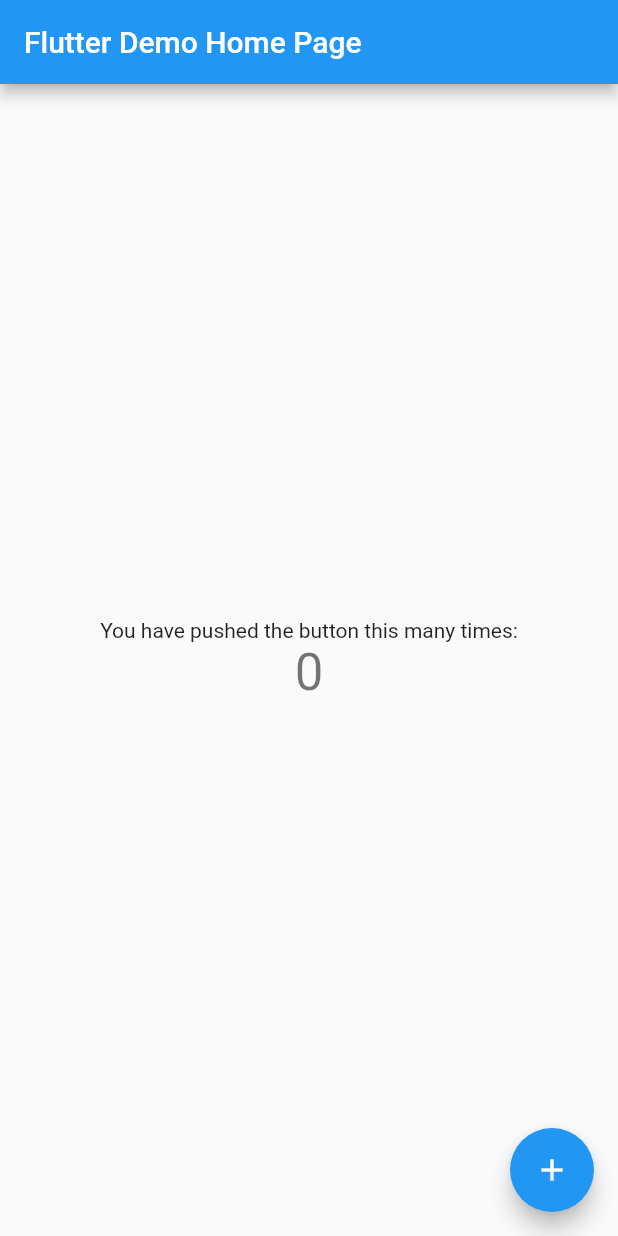
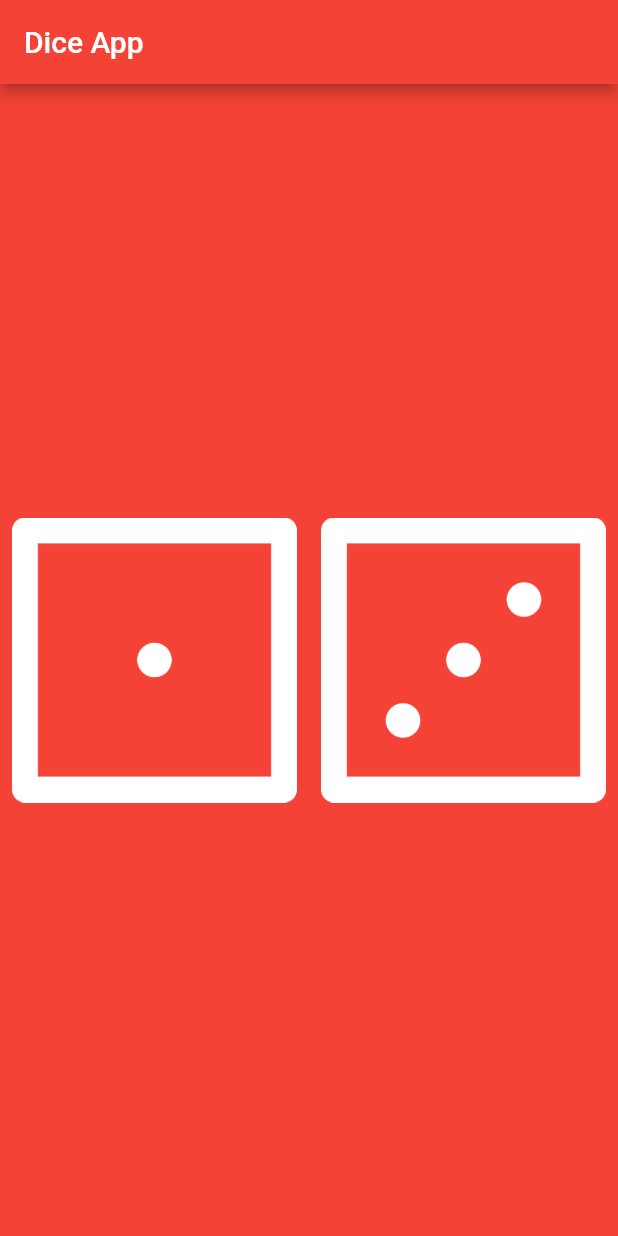
Before and after one commit to ProjectsbyJulio/DIce-app, a Flutter app: the screen it shows after launch, on a phone screen of 412 x 824 dp. Run offline on Flutter 3.47's test engine with Material 2 defaults, Android fonts, the phone set to English and light mode, and no system bars.

Commit message:
:hammer: now a random number is generated when you click any dice

```diff
--- a/lib/main.dart
+++ b/lib/main.dart
@@ -1,66 +1,57 @@
 import 'package:flutter/material.dart';
+import 'dart:math';
 
 void main() {
-  runApp(MyApp());
+  return runApp(
+    MaterialApp(
+      home: Scaffold(
+        backgroundColor: Colors.red,
+        appBar: AppBar(
+          title: Text('Dice App'),
+          backgroundColor: Colors.red,
+        ),
+        body: DicePage(),
+      ),
+    ),
+  );
 }
 
-class MyApp extends StatelessWidget {
-  // This widget is the root of your application.
+class DicePage extends StatefulWidget {
+  @override
+  _DicePageState createState() => _DicePageState();
+}
+
+class _DicePageState extends State<DicePage> {
+  final _random = new Random();
+  int min = 1;
+  int max = 7;
+
+  int dice1 = 1, dice2 = 3;
+
   @override
   Widget build(BuildContext context) {
-    return MaterialApp(
-      title: 'Flutter Demo',
-      theme: ThemeData(
-        primarySwatch: Colors.blue,
+    return Center(
+      child: Row(
+        children: <Widget>[
+          Expanded(
+              child: TextButton(
+                  onPressed: () {
+                    setState(() {
+                      dice1 = min + _random.nextInt(max - min);
+                    });
+                  },
+                  child: Image.asset('assets/img/dice$dice1.png'))),
+          Expanded(
+            child: TextButton(
+                onPressed: () {
+                  setState(() {
+                    dice2 = min + _random.nextInt(max - min);
+                  });
+                },
+                child: Image.asset('assets/img/dice$dice2.png')),
+          ),
+        ],
       ),
-      home: MyHomePage(title: 'Flutter Demo Home Page'),
     );
   }
 }
-
-class MyHomePage extends StatefulWidget {
-  MyHomePage({Key key, this.title}) : super(key: key);
-
-  final String title;
-
-  @override
-  _MyHomePageState createState() => _MyHomePageState();
-}
-
-class _MyHomePageState extends State<MyHomePage> {
-  int _counter = 0;
-
-  void _incrementCounter() {
-    setState(() {
-      _counter++;
-    });
-  }
-
-  @override
-  Widget build(BuildContext context) {
-    return Scaffold(
-      appBar: AppBar(
-        title: Text(widget.title),
-      ),
-      body: Center(
-        child: Column(
-          mainAxisAlignment: MainAxisAlignment.center,
-          children: <Widget>[
-            Text(
-              'You have pushed the button this many times:',
-            ),
-            Text(
-              '$_counter',
-              style: Theme.of(context).textTheme.headline4,
-            ),
-          ],
-        ),
-      ),
-      floatingActionButton: FloatingActionButton(
-        onPressed: _incrementCounter,
-        tooltip: 'Increment',
-        child: Icon(Icons.add),
-      ), // This trailing comma makes auto-formatting nicer for build methods.
-    );
-  }
-}
```
